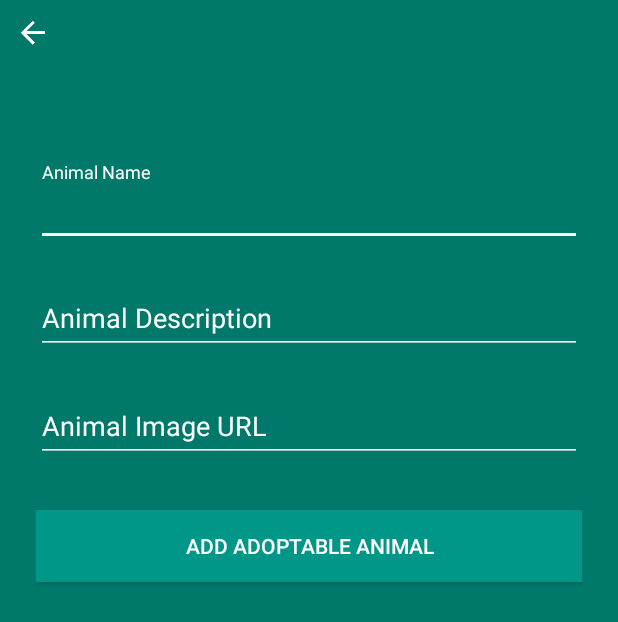
After one commit to ohwittmannone/Just-Paws, an Android app: the AddAnimalActivity screen opened directly, with no data from a screen before it, on a phone screen of 412 x 824 dp. The commit adds this screen. Shown: the top 622 px of the screen. Run offline under Robolectric (Android 15) with nearby library versions, the phone set to English and light mode, and no system bars; our stand-ins replace Firebase (no records; nobody signed in at launch, a user with empty details on screens opened directly).

Commit message:
Admin priveleges, adding and editing dogs

```diff
--- /dev/null
+++ b/app/src/main/java/com/ohwittmannone/just_paws/admin/AddAnimalActivity.java
@@ -0,0 +1,66 @@
+package com.ohwittmannone.just_paws.admin;
+
+import android.os.Bundle;
+import android.view.View;
+import android.widget.Button;
+import android.widget.EditText;
+import android.widget.ImageView;
+
+import com.google.firebase.database.DatabaseReference;
+import com.google.firebase.database.FirebaseDatabase;
+import com.ohwittmannone.just_paws.BaseCompatActivity;
+import com.ohwittmannone.just_paws.R;
+import com.ohwittmannone.just_paws.models.AnimalType;
+import com.ohwittmannone.just_paws.utils.Common;
+
+import java.util.UUID;
+
+/**
+ * Created by Courtney on 2017-03-30.
+ */
+
+public class AddAnimalActivity extends BaseCompatActivity {
+    private ImageView back;
+    private EditText animalName, animalDescription, animalURL;
+
+    @Override
+    protected void onCreate(Bundle savedInstanceState) {
+        super.onCreate(savedInstanceState);
+        setContentView(R.layout.activity_add_animal);
+
+        back = (ImageView) findViewById(R.id.back_btn);
+        back.setOnClickListener(new View.OnClickListener() {
+            @Override
+            public void onClick(View view) {
+                finish();
+            }
+        });
+
+        animalName = (EditText) findViewById(R.id.input_add_animal_name);
+        animalDescription = (EditText) findViewById(R.id.input_add_animal_description);
+        animalURL = (EditText) findViewById(R.id.input_add_animal_url);
+
+        Button submitBtn = (Button) findViewById(R.id.btn_add_animal);
+        submitBtn.setOnClickListener(new View.OnClickListener() {
+            @Override
+            public void onClick(View view) {
+                showProgress("Adding animal...");
+                AnimalType animalType = new AnimalType();
+                animalType.setImgURL(animalURL.getText().toString());
+                animalType.setPetName(animalName.getText().toString());
+                animalType.setPetInfo(animalDescription.getText().toString());
+
+                submit(animalType);
+
+            }
+        });
+    }
+
+    private void submit(AnimalType animalType){
+        DatabaseReference reference = FirebaseDatabase.getInstance().getReference(Common.ANIMALTYPE).push();
+        animalType.setId(reference.getKey());
+        reference.setValue(animalType);
+        hideProgress();
+        finish();
+    }
+}
--- a/app/src/main/java/com/ohwittmannone/just_paws/login/RegisterActivity.java
+++ b/app/src/main/java/com/ohwittmannone/just_paws/login/RegisterActivity.java
@@ -164,6 +164,7 @@ public class RegisterActivity extends BaseCompatActivity {
         User userModel = new User();
         userModel.setEmail(email);
         userModel.setName(name);
+        userModel.setAdmin(false);
 
         FirebaseUser user = FirebaseAuth.getInstance().getCurrentUser();
         DatabaseReference reference = FirebaseDatabase.getInstance().getReference().child("User").child(user.getUid());
--- /dev/null
+++ b/app/src/main/res/layout/activity_add_animal.xml
@@ -0,0 +1,99 @@
+<?xml version="1.0" encoding="utf-8"?>
+<ScrollView xmlns:android="http://schemas.android.com/apk/res/android"
+    android:layout_width="fill_parent"
+    android:layout_height="fill_parent"
+    android:background="@color/darkPrimaryColour"
+    android:fitsSystemWindows="true">
+
+
+    <LinearLayout
+        android:layout_width="match_parent"
+        android:layout_height="wrap_content"
+        android:orientation="vertical">
+
+        <ImageView
+            android:id="@+id/back_btn"
+            android:layout_width="wrap_content"
+            android:layout_height="wrap_content"
+            android:padding="10dp"
+            android:src="@drawable/ic_arrow_back_white_24dp" />
+
+        <LinearLayout
+            android:layout_width="match_parent"
+            android:layout_height="wrap_content"
+            android:orientation="vertical"
+            android:paddingLeft="24dp"
+            android:paddingRight="24dp"
+            android:paddingTop="56dp">
+
+
+            <!-- Animal Name Label -->
+            <android.support.design.widget.TextInputLayout
+                android:layout_width="match_parent"
+                android:layout_height="wrap_content"
+                android:layout_marginBottom="8dp"
+                android:layout_marginTop="8dp"
+                android:theme="@style/whiteEditText">
+
+                <EditText
+                    android:id="@+id/input_add_animal_name"
+                    android:layout_width="match_parent"
+                    android:layout_height="wrap_content"
+                    android:hint="Animal Name"
+                    android:textColor="@color/white" />
+            </android.support.design.widget.TextInputLayout>
+
+
+            <!-- Animal Description Label -->
+            <android.support.design.widget.TextInputLayout
+                android:layout_width="match_parent"
+                android:layout_height="wrap_content"
+                android:layout_marginBottom="8dp"
+                android:layout_marginTop="8dp"
+                android:theme="@style/whiteEditText">
+
+                <EditText
+                    android:id="@+id/input_add_animal_description"
+                    android:layout_width="match_parent"
+                    android:layout_height="wrap_content"
+                    android:hint="Animal Description"
+                    android:textColor="@color/white" />
+            </android.support.design.widget.TextInputLayout>
+
+
+            <!-- Animal Image Url Label -->
+            <android.support.design.widget.TextInputLayout
+                android:layout_width="match_parent"
+                android:layout_height="wrap_content"
+                android:layout_marginBottom="8dp"
+                android:layout_marginTop="8dp"
+                android:theme="@style/whiteEditText">
+
+                <EditText
+                    android:id="@+id/input_add_animal_url"
+                    android:layout_width="match_parent"
+                    android:layout_height="wrap_content"
+                    android:hint="Animal Image URL"
+                    android:inputType="textUri"
+                    android:textColor="@color/white" />
+
+
+            </android.support.design.widget.TextInputLayout>
+
+            <!-- Add Button -->
+            <android.support.v7.widget.AppCompatButton
+                android:id="@+id/btn_add_animal"
+                android:layout_width="fill_parent"
+                android:layout_height="wrap_content"
+                android:layout_marginBottom="24dp"
+                android:layout_marginTop="24dp"
+                android:background="@color/primaryColour"
+                android:padding="12dp"
+                android:text="Add Adoptable Animal"
+                android:textColor="@color/white" />
+
+        </LinearLayout>
+    </LinearLayout>
+
+
+</ScrollView>
--- a/app/src/main/res/menu/main.xml
+++ b/app/src/main/res/menu/main.xml
@@ -13,4 +13,10 @@
         app:showAsAction="always"
         android:actionViewClass="android.widget.ImageView"
         />
+    <item android:id="@+id/add_btn"
+        android:title="Add Button"
+        android:icon="@drawable/ic_add_white_36dp"
+        app:showAsAction="always"
+        android:actionViewClass="android.widget.ImageView"
+        android:visible="false" />
 </menu>
--- a/app/src/main/res/values/styles.xml
+++ b/app/src/main/res/values/styles.xml
@@ -32,4 +32,5 @@
         <item name="colorControlHighlight">@color/white</item>
     </style>
 
+
 </resources>
```
Also changed, not shown: app/src/main/AndroidManifest.xml (+17 -4 lines), app/src/main/java/com/ohwittmannone/just_paws/DetailCardLayout.java (+46 -7 lines), app/src/main/java/com/ohwittmannone/just_paws/adapters/AnimalAdapter.java (+39 -2 lines), app/src/main/java/com/ohwittmannone/just_paws/admin/EditAnimalActivity.java (added, +108 -0 lines), app/src/main/java/com/ohwittmannone/just_paws/fragments/AnimalFragment.java (+44 -27 lines), app/src/main/java/com/ohwittmannone/just_paws/models/User.java (+11 -0 lines), app/src/main/res/layout/activity_animal_detailed.xml (+19 -9 lines), app/src/main/res/layout/activity_edit_animal.xml (added, +99 -0 lines), app/src/main/res/layout/fragment_animals.xml (+6 -2 lines), app/src/main/res/layout/main_card_layout.xml (+9 -0 lines), app/src/main/res/drawable-xxhdpi/ic_add_white_36dp.png (added), app/src/main/res/drawable-xxhdpi/ic_mode_edit_white_36dp.png (added), app/src/main/res/drawable/ic_add_white_36dp.png (added), app/src/main/res/drawable/ic_mode_edit_white_36dp.png (added).
